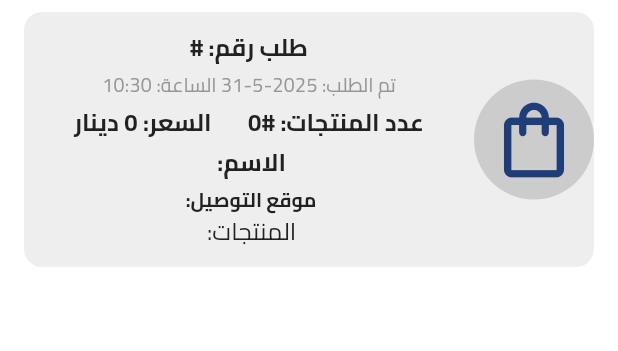
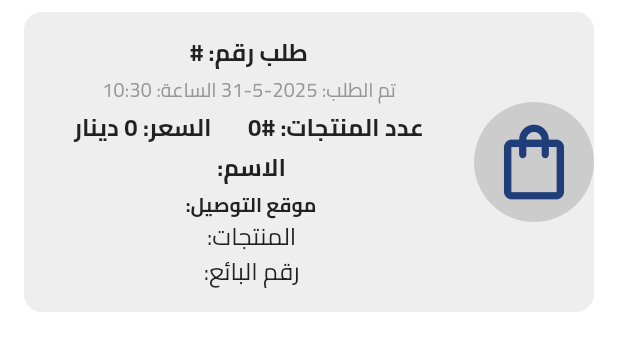
Before and after one commit to HanyMajed/JustMart, a Flutter app: the OrderCard widget shown alone on an empty page, opened directly with empty values, on a phone screen of 412 x 824 dp. Shown: the top 351 px of the screen. Run offline on Flutter 3.47's test engine with Material 3 defaults, Android fonts, the phone set to English and light mode, and no system bars; our stand-ins replace bloc, cloud_firestore, dartz, dots_indicator, firebase_auth, firebase_core and 7 more; accounts and stored records are empty; project files that could hold a hidden picture were left out.

Commit message:
show phone number in the buyer all orders view in the order card

```diff
--- a/lib/features/home/presentation/views/widgets/featured_list.dart
+++ b/lib/features/home/presentation/views/widgets/featured_list.dart
@@ -4,6 +4,11 @@ import 'package:just_mart/features/home/presentation/views/widgets/featured_item
 
 class FeaturedList extends StatelessWidget {
   final List<Map<String, String>> banners = [
+    {
+      'image': Assets.assetsImagesAll,
+      'title': 'إسحب الشاشة',
+      'discount': 'تصفح الاقسام',
+    },
     {
       'image': Assets.assetsImagesStudying,
       'title': 'كل ما تحتاجه',
--- a/lib/features/orders/order_card.dart
+++ b/lib/features/orders/order_card.dart
@@ -24,7 +24,7 @@ class _OrderCardState extends State<OrderCard> {
   bool _loadingName = false;
   String location = 'جار التحميل...'; // Initialize with loading text
   bool _loadingLocation = false;
-
+  String? phoneNumber;
   @override
   void initState() {
     super.initState();
@@ -35,6 +35,7 @@ class _OrderCardState extends State<OrderCard> {
     if (!widget.isVendor) {
       _loadBuyerName();
     }
+    _loadPhoneNumber();
   }
 
   @override
@@ -42,7 +43,7 @@ class _OrderCardState extends State<OrderCard> {
     return Padding(
       padding: const EdgeInsets.only(top: 8, right: 16, left: 16),
       child: Container(
-        height: 170,
+        height: 200,
         decoration: BoxDecoration(
           color: Colors.grey.shade200,
           borderRadius: BorderRadius.circular(12),
@@ -92,6 +93,12 @@ class _OrderCardState extends State<OrderCard> {
                     overflow: TextOverflow.ellipsis,
                     maxLines: 2,
                   ),
+                  Text(
+                    'رقم البائع: ${phoneNumber}',
+                    style: TextStyles.regular16.copyWith(color: Colors.grey.shade900),
+                    overflow: TextOverflow.ellipsis,
+                    maxLines: 2,
+                  ),
                 ],
               ),
             ),
@@ -99,6 +106,34 @@ class _OrderCardState extends State<OrderCard> {
         ),
       ),
     );
+  }
+
+  Future<void> _loadPhoneNumber() async {
+    final fetchedPhone = await getUserPhoneNumber(widget.order.vendorId);
+    if (mounted) {
+      setState(() {
+        phoneNumber = fetchedPhone;
+      });
+    }
+  }
+
+  Future<String?> getUserPhoneNumber(String vendorId) async {
+    final FirebaseFirestore firestore = FirebaseFirestore.instance;
+
+    try {
+      DocumentSnapshot vendorDoc = await firestore.collection('users').doc(vendorId).get();
+
+      if (!vendorDoc.exists) {
+        print("Vendor not found");
+        return null;
+      }
+
+      String phoneNumber = vendorDoc.get('phoneNumber');
+      return phoneNumber;
+    } catch (e) {
+      print("Error: $e");
+      return "لا يوجد رقم";
+    }
   }
 
   Widget _buildNameText() {
--- a/lib/features/profile_page/presentation/widgets/profile_settings_list.dart
+++ b/lib/features/profile_page/presentation/widgets/profile_settings_list.dart
@@ -81,7 +81,7 @@ class _ProfileSettingsListState extends State<ProfileSettingsList> {
       ),
       ProfileListItem(
         icon: Icons.wallet,
-        title: 'المدفوعات',
+        title: 'طرق الدفع',
         onTap: () {
           Navigator.pushNamed(context, MyPaymentCards.routeName);
         },
```
